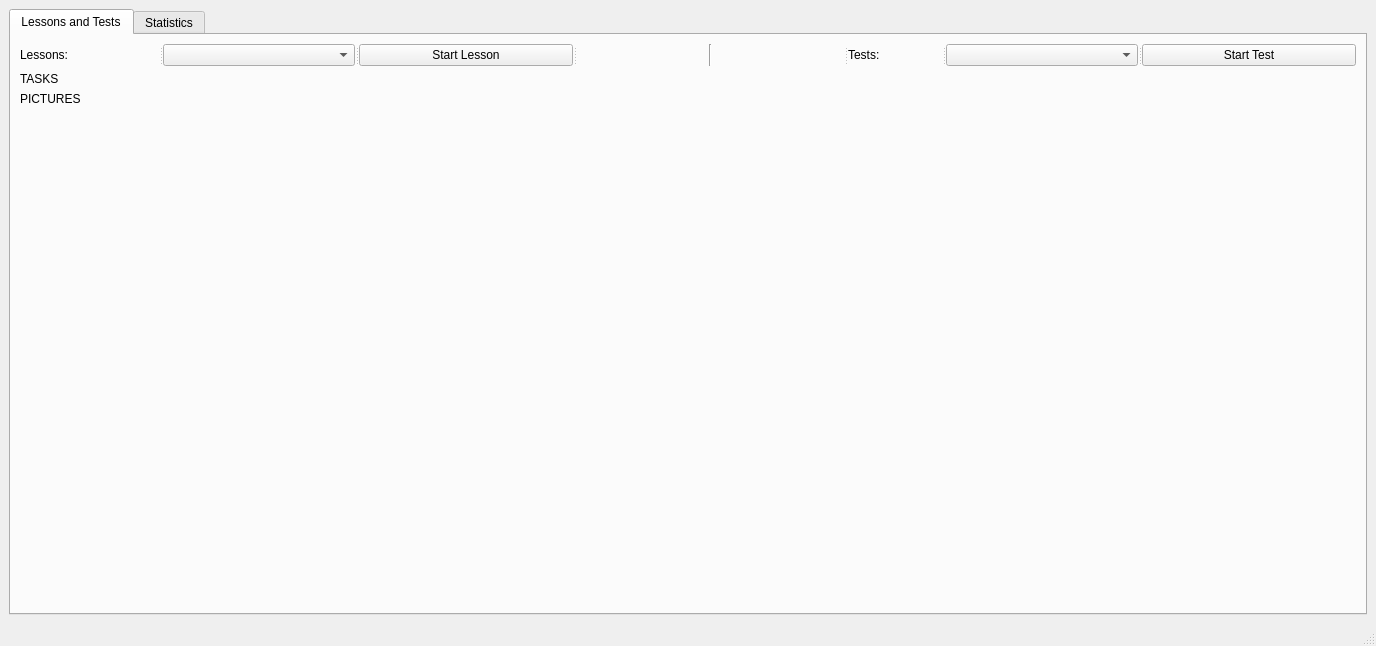
Old version of the form assignments/touch_type_workout/ui/ui_main.ui in the repository kiryha/ECE554.
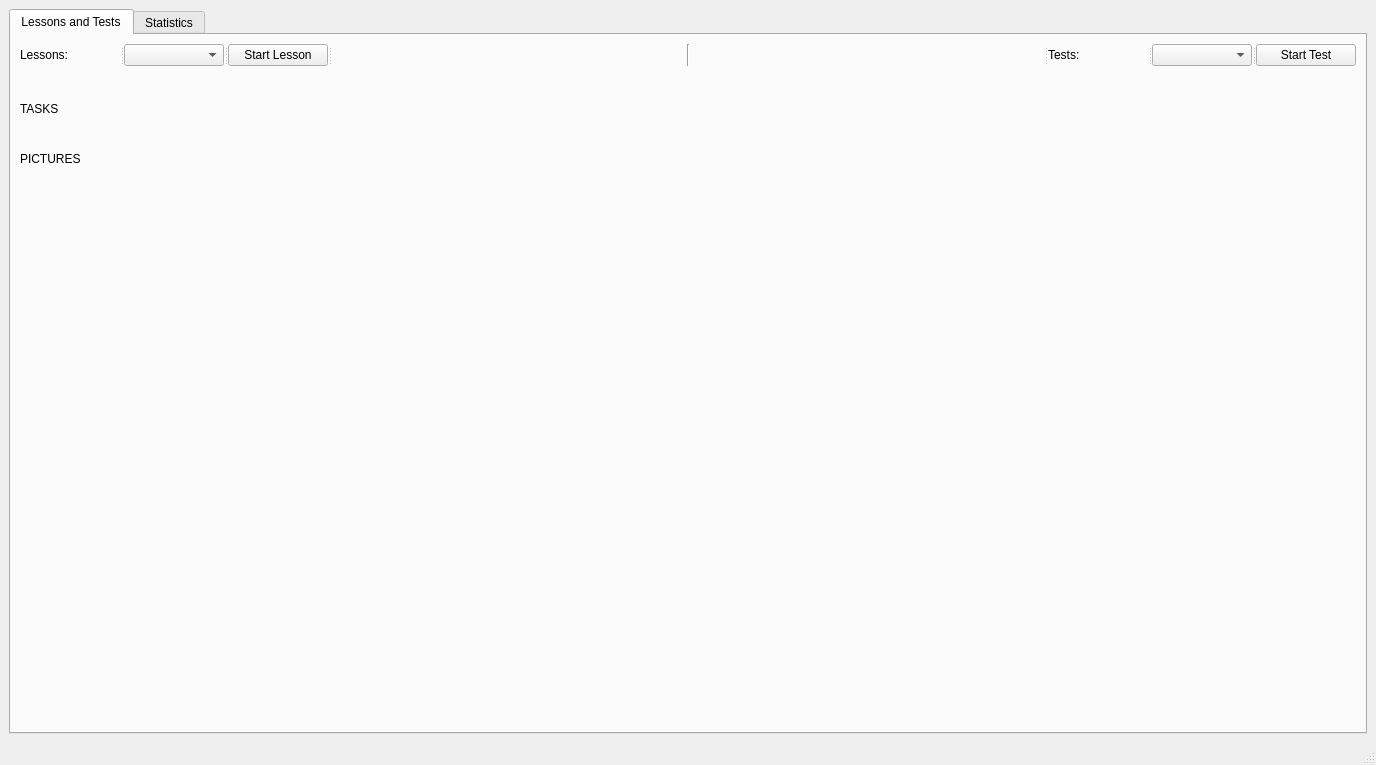
New version of the form.

```diff
--- a/assignments/touch_type_workout/ui/ui_main.ui
+++ b/assignments/touch_type_workout/ui/ui_main.ui
@@ -7,7 +7,7 @@
     <x>0</x>
     <y>0</y>
     <width>1376</width>
-    <height>646</height>
+    <height>765</height>
    </rect>
   </property>
   <property name="windowTitle">
@@ -31,12 +31,31 @@
            <enum>Qt::Horizontal</enum>
           </property>
           <widget class="QLabel" name="label">
+           <property name="maximumSize">
+            <size>
+             <width>100</width>
+             <height>16777215</height>
+            </size>
+           </property>
            <property name="text">
             <string>Lessons: </string>
            </property>
           </widget>
-          <widget class="QComboBox" name="comLessons"/>
+          <widget class="QComboBox" name="comLessons">
+           <property name="maximumSize">
+            <size>
+             <width>100</width>
+             <height>16777215</height>
+            </size>
+           </property>
+          </widget>
           <widget class="QPushButton" name="btnStartLesson">
+           <property name="maximumSize">
+            <size>
+             <width>100</width>
+             <height>16777215</height>
+            </size>
+           </property>
            <property name="text">
             <string>Start Lesson</string>
            </property>
@@ -47,18 +66,50 @@
            </property>
           </widget>
           <widget class="QLabel" name="label_2">
+           <property name="maximumSize">
+            <size>
+             <width>100</width>
+             <height>16777215</height>
+            </size>
+           </property>
            <property name="text">
             <string>Tests: </string>
            </property>
           </widget>
-          <widget class="QComboBox" name="comTests"/>
+          <widget class="QComboBox" name="comTests">
+           <property name="maximumSize">
+            <size>
+             <width>100</width>
+             <height>16777215</height>
+            </size>
+           </property>
+          </widget>
           <widget class="QPushButton" name="btnStartTest">
+           <property name="maximumSize">
+            <size>
+             <width>100</width>
+             <height>16777215</height>
+            </size>
+           </property>
            <property name="text">
             <string>Start Test</string>
            </property>
           </widget>
          </widget>
         </item>
+        <item>
+         <widget class="QLabel" name="sep_1">
+          <property name="minimumSize">
+           <size>
+            <width>0</width>
+            <height>24</height>
+           </size>
+          </property>
+          <property name="text">
+           <string/>
+          </property>
+         </widget>
+        </item>
         <item>
          <widget class="QLabel" name="labTasks">
           <property name="text">
@@ -66,6 +117,19 @@
           </property>
          </widget>
         </item>
+        <item>
+         <widget class="QLabel" name="sep_2">
+          <property name="minimumSize">
+           <size>
+            <width>0</width>
+            <height>24</height>
+           </size>
+          </property>
+          <property name="text">
+           <string/>
+          </property>
+         </widget>
+        </item>
         <item>
          <widget class="QLabel" name="labPictures">
           <property name="text">
```
